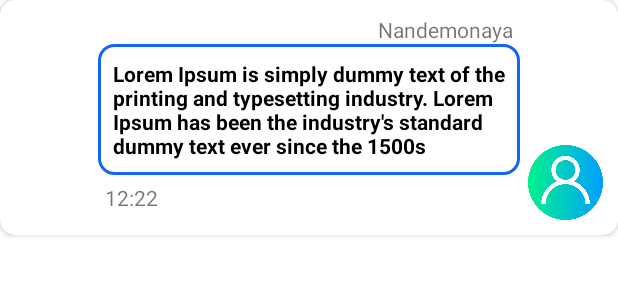
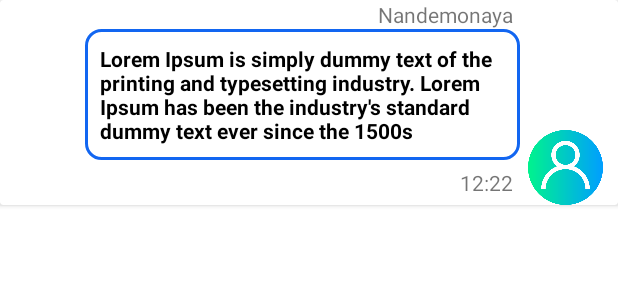
Before and after one commit to FaultHappens/AnyChat, an Android app: the layout right_chat_item_card_view.xml on its own in the app's theme, with its tools: preview values and no code run, on a phone screen of 412 x 824 dp. Shown: the top 300 px of the screen. Run offline under Robolectric (Android 15) with nearby library versions, the phone set to English and light mode, and no system bars; network calls fail.

Commit message:
Some work on chat fragment

```diff
--- a/app/src/main/res/layout/right_chat_item_card_view.xml
+++ b/app/src/main/res/layout/right_chat_item_card_view.xml
@@ -3,13 +3,12 @@
     xmlns:app="http://schemas.android.com/apk/res-auto"
     xmlns:tools="http://schemas.android.com/tools"
     android:layout_width="match_parent"
-    android:layout_height="wrap_content"
-    app:cardCornerRadius="10dp">
+    android:layout_height="wrap_content">
 
     <androidx.constraintlayout.widget.ConstraintLayout
         android:layout_width="match_parent"
         android:layout_height="match_parent"
-        android:padding="10dp">
+        android:paddingHorizontal="10dp">
 
         <TextView
             android:id="@+id/userNameTV"
@@ -31,7 +30,7 @@
 
         <LinearLayout
             android:id="@+id/linearLayout5"
-            android:layout_width="match_parent"
+            android:layout_width="wrap_content"
             android:layout_height="wrap_content"
             android:layout_marginStart="55dp"
             android:layout_marginEnd="55dp"
@@ -40,12 +39,12 @@
             android:padding="10dp"
             app:layout_constraintEnd_toEndOf="parent"
             app:layout_constraintHorizontal_bias="0.0"
-            app:layout_constraintStart_toStartOf="parent"
             app:layout_constraintTop_toBottomOf="@+id/userNameTV">
 
             <TextView
                 android:id="@+id/messageTextTV"
-                android:layout_width="match_parent"
+                android:maxWidth="270dp"
+                android:layout_width="wrap_content"
                 android:layout_height="wrap_content"
                 android:textColor="@color/black"
                 android:textStyle="bold"
@@ -56,9 +55,10 @@
             android:id="@+id/messageTimeStampTV"
             android:layout_width="wrap_content"
             android:layout_height="wrap_content"
-            android:layout_marginStart="60dp"
+
+            android:layout_marginEnd="10dp"
             android:layout_marginTop="5dp"
-            app:layout_constraintStart_toStartOf="parent"
+            app:layout_constraintEnd_toStartOf="@+id/userImageIV"
             app:layout_constraintTop_toBottomOf="@+id/linearLayout5"
             tools:text="12:22" />
 
```
Also changed, not shown: app/src/main/java/com/example/anychat/presentation/ui/adapter/ChatPagingAdapter.kt (+33 -11 lines), app/src/main/java/com/example/anychat/presentation/ui/fragment/ChatFragment.kt (+28 -8 lines), app/src/main/res/layout/left_chat_item_card_view.xml (+6 -7 lines).
